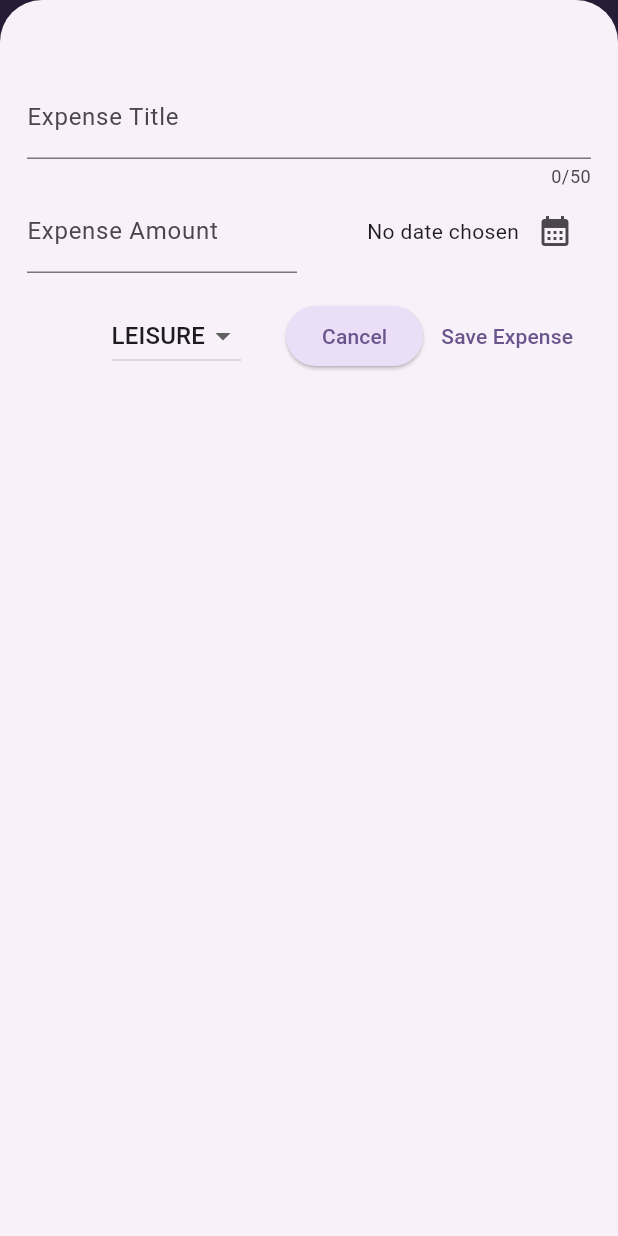
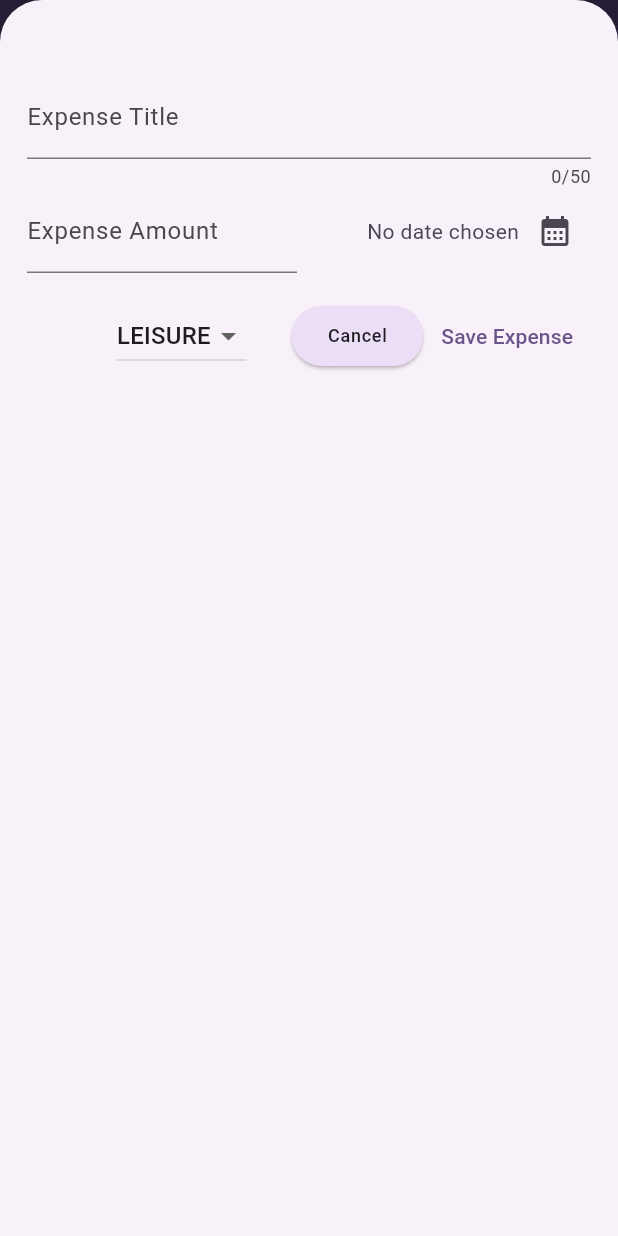
Before and after one commit to RahulKannaAV/Flutter-Course-Learnings, a Flutter app: the screen it shows after launch, after a tap on the "add" icon, on a phone screen of 412 x 824 dp. Run offline on Flutter 3.47's test engine with Material 3 defaults, Android fonts, the phone set to English and light mode, and no system bars; our stand-ins replace google_fonts.

Commit message:
Add themes to various components, Dark Mode update.

```diff
--- a/expense_tracker_s5/lib/main.dart
+++ b/expense_tracker_s5/lib/main.dart
@@ -5,9 +5,45 @@ var kColorScheme = ColorScheme.fromSeed(
   seedColor: const Color.fromARGB(255, 124, 27, 235),
 );
 
+var kDarkModeColorScheme = ColorScheme.fromSeed(
+  seedColor: const Color.fromARGB(255, 11, 73, 84),
+  brightness: Brightness.dark,
+);
+
 void main() {
   runApp(
     MaterialApp(
+      darkTheme: ThemeData.dark().copyWith(
+        colorScheme: kDarkModeColorScheme,
+        appBarTheme: const AppBarTheme().copyWith(
+          backgroundColor: kDarkModeColorScheme.primaryContainer,
+          foregroundColor: kDarkModeColorScheme.onPrimaryContainer,
+        ),
+        cardTheme: CardTheme().copyWith(
+          color: kDarkModeColorScheme.secondaryContainer,
+          margin: const EdgeInsets.symmetric(horizontal: 18, vertical: 10),
+        ),
+        elevatedButtonTheme: ElevatedButtonThemeData(
+          style: ElevatedButton.styleFrom(
+            backgroundColor: kDarkModeColorScheme.secondaryContainer,
+          ),
+        ),
+
+        textTheme: ThemeData().textTheme.copyWith(
+          titleLarge: TextStyle(
+            color: kDarkModeColorScheme.secondary,
+            fontWeight: FontWeight.bold,
+          ),
+          bodyMedium: TextStyle(
+            color: kDarkModeColorScheme.onSecondaryContainer,
+            fontWeight: FontWeight.normal,
+          ),
+          displayLarge: TextStyle(
+            color: kDarkModeColorScheme.onSurface,
+            fontSize: 20.00,
+          ),
+        ),
+      ),
       theme: ThemeData().copyWith(
         colorScheme: kColorScheme,
         appBarTheme: const AppBarTheme().copyWith(
@@ -29,8 +65,17 @@ void main() {
             color: kColorScheme.secondary,
             fontWeight: FontWeight.bold,
           ),
+          bodyMedium: TextStyle(
+            color: kColorScheme.onSecondaryContainer,
+            fontWeight: FontWeight.normal,
+          ),
+          displayLarge: TextStyle(
+            color: kColorScheme.onSurface,
+            fontSize: 20.00,
+          ),
         ),
       ),
+      themeMode: ThemeMode.system,
       home: const Expenses(),
     ),
   );
--- a/expense_tracker_s5/lib/widgets/expense_list/expenses_item.dart
+++ b/expense_tracker_s5/lib/widgets/expense_list/expenses_item.dart
@@ -9,23 +9,31 @@ class ExpensesItem extends StatelessWidget {
   @override
   Widget build(context) {
     return Card(
-      margin: EdgeInsets.only(top: 20),
+      margin: Theme.of(context).cardTheme.margin,
       child: Padding(
-        padding: const EdgeInsets.symmetric(horizontal: 15, vertical: 20),
-
+        padding: const EdgeInsets.symmetric(horizontal: 10, vertical: 20),
         child: Column(
           children: [
-            Text(expenseData.title),
+            Text(
+              expenseData.title,
+              style: Theme.of(context).textTheme.titleLarge,
+            ),
             const SizedBox(height: 5),
             Row(
               children: [
-                Text('\u20B9 ${expenseData.amount.toStringAsFixed(2)}'),
+                Text(
+                  '\u20B9 ${expenseData.amount.toStringAsFixed(2)}',
+                  style: Theme.of(context).textTheme.bodyMedium,
+                ),
                 const Spacer(),
                 Row(
                   children: [
                     Icon(categoryIconsMap[expenseData.expenseCategory]),
                     const SizedBox(width: 5),
-                    Text(expenseData.formattedDate),
+                    Text(
+                      expenseData.formattedDate,
+                      style: Theme.of(context).textTheme.bodyMedium,
+                    ),
                   ],
                 ),
               ],
--- a/expense_tracker_s5/lib/widgets/expense_list/expenses_list.dart
+++ b/expense_tracker_s5/lib/widgets/expense_list/expenses_list.dart
@@ -16,6 +16,7 @@ class ExpensesList extends StatelessWidget {
     return ListView.builder(
       itemBuilder:
           (ctx, idx) => Dismissible(
+            background: Container(color: Theme.of(context).colorScheme.onError),
             onDismissed: (direction) {
               dismissiveFn(listData[idx]);
             },
--- a/expense_tracker_s5/lib/widgets/expenses.dart
+++ b/expense_tracker_s5/lib/widgets/expenses.dart
@@ -76,8 +76,11 @@ class _ExpensesState extends State<Expenses> {
 
   @override
   Widget build(context) {
-    Widget expenseContent = const Center(
-      child: Text('No Expense found. Please add Expense via + icon.'),
+    Widget expenseContent = Center(
+      child: Text(
+        'No Expense found. Please add Expense via + icon.',
+        style: Theme.of(context).textTheme.displayLarge,
+      ),
     );
 
     if (_dummyData.isNotEmpty) {
@@ -98,7 +101,13 @@ class _ExpensesState extends State<Expenses> {
         ],
       ),
       body: Column(
-        children: [Text('Chart section'), Expanded(child: expenseContent)],
+        children: [
+          Text(
+            'Chart section',
+            style: Theme.of(context).textTheme.displayLarge,
+          ),
+          Expanded(child: expenseContent),
+        ],
       ),
     );
   }
--- a/expense_tracker_s5/lib/widgets/new_expense.dart
+++ b/expense_tracker_s5/lib/widgets/new_expense.dart
@@ -162,7 +162,11 @@ class _NewExpenseState extends State<NewExpense> {
                 onPressed: () {
                   Navigator.pop(context);
                 },
-                child: Text('Cancel'),
+                style: Theme.of(context).elevatedButtonTheme.style,
+                child: Text(
+                  'Cancel',
+                  style: Theme.of(context).textTheme.labelMedium,
+                ),
               ),
               TextButton(onPressed: _saveExpense, child: Text('Save Expense')),
             ],
```
